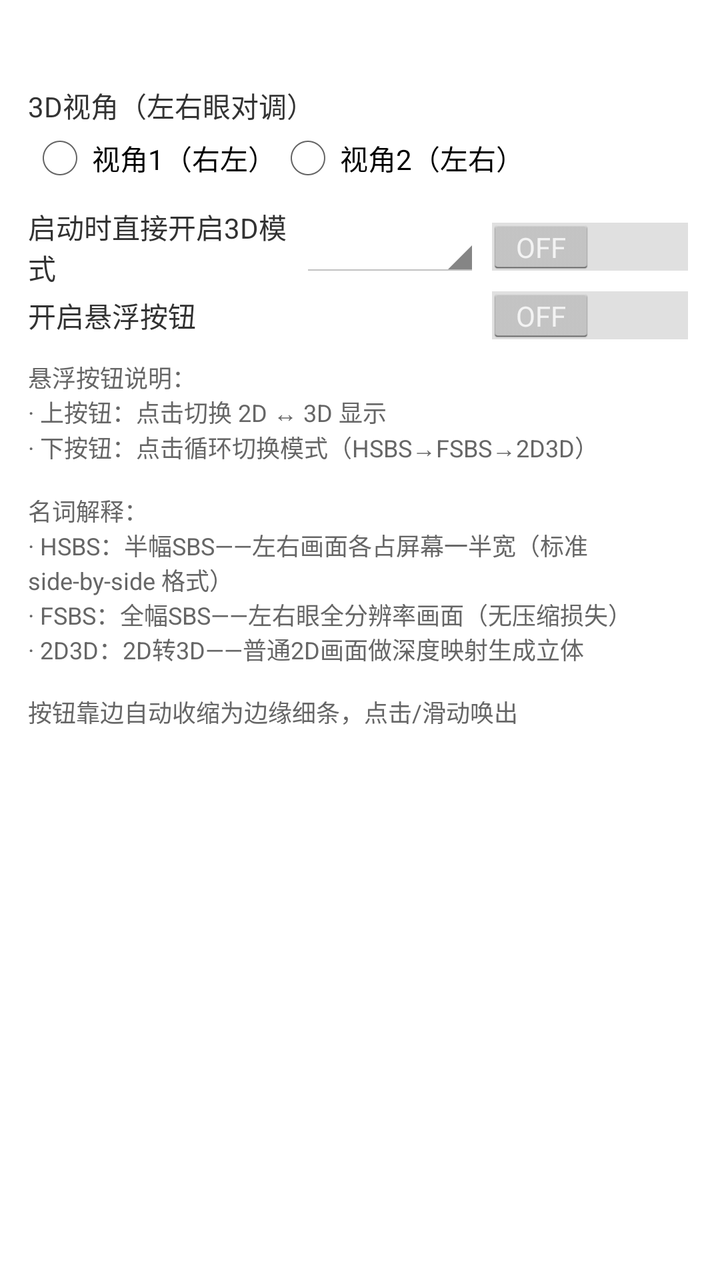
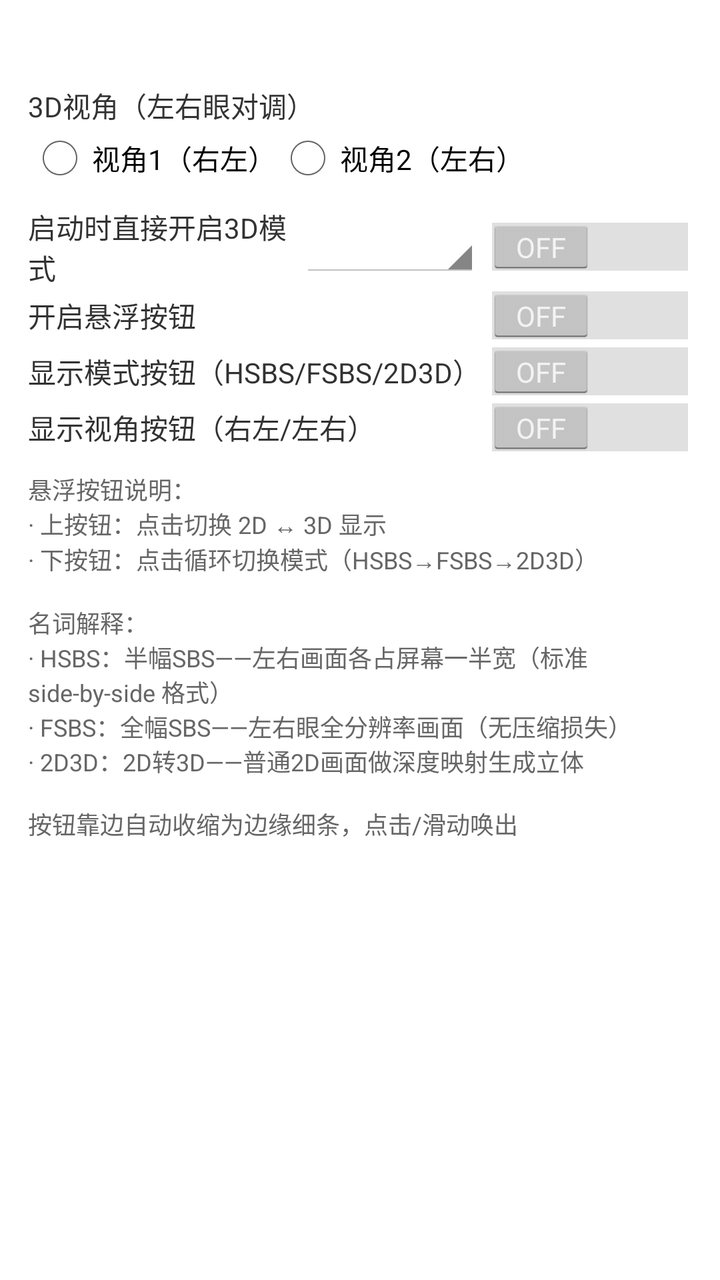

Before-and-after screenshots of an Android layout around one commit, followed by the original layout XML and the change that was made.
<!-- AndroidManifest.xml: application theme android:Theme.Holo.Light -->
<!-- res/layout/dialog_app3d.xml -->
<?xml version="1.0" encoding="utf-8"?>
<ScrollView xmlns:android="http://schemas.android.com/apk/res/android"
    android:layout_width="match_parent"
    android:layout_height="wrap_content">

    <LinearLayout
        android:layout_width="match_parent"
        android:layout_height="wrap_content"
        android:orientation="vertical"
        android:padding="14dp">

        <TextView
            android:id="@+id/tv_app3d_title"
            android:layout_width="match_parent"
            android:layout_height="wrap_content"
            android:textSize="15sp"
            android:textColor="#333333"
            android:paddingBottom="8dp"/>

        
        <TextView
            android:layout_width="wrap_content"
            android:layout_height="wrap_content"
            android:text="3D视角（左右眼对调）"
            android:textSize="14sp"
            android:textColor="#333333"/>
        <RadioGroup
            android:id="@+id/rg_viewpoint"
            android:layout_width="match_parent"
            android:layout_height="wrap_content"
            android:orientation="horizontal"
            android:paddingBottom="8dp">
            <RadioButton
                android:id="@+id/rb_vp1"
                android:layout_width="wrap_content"
                android:layout_height="wrap_content"
                android:text="视角1（右左）"
                android:textSize="14sp"/>
            <RadioButton
                android:id="@+id/rb_vp2"
                android:layout_width="wrap_content"
                android:layout_height="wrap_content"
                android:text="视角2（左右）"
                android:textSize="14sp"/>
        </RadioGroup>

        
        <LinearLayout
            android:layout_width="match_parent"
            android:layout_height="wrap_content"
            android:orientation="horizontal"
            android:gravity="center_vertical">
            <TextView
                android:layout_width="0dp"
                android:layout_height="wrap_content"
                android:layout_weight="1"
                android:text="启动时直接开启3D模式"
                android:textSize="14sp"/>
            <Spinner
                android:id="@+id/sp_auto_mode"
                android:layout_width="90dp"
                android:layout_height="wrap_content"/>
            <Switch
                android:id="@+id/sw_auto3d"
                android:layout_width="wrap_content"
                android:layout_height="wrap_content"
                android:layout_marginLeft="4dp"/>
        </LinearLayout>

        
        <LinearLayout
            android:layout_width="match_parent"
            android:layout_height="wrap_content"
            android:orientation="horizontal"
            android:gravity="center_vertical">
            <TextView
                android:layout_width="0dp"
                android:layout_height="wrap_content"
                android:layout_weight="1"
                android:text="开启悬浮按钮"
                android:textSize="14sp"/>
            <Switch
                android:id="@+id/sw_app_btn"
                android:layout_width="wrap_content"
                android:layout_height="wrap_content"/>
        </LinearLayout>

        
        <TextView
            android:layout_width="match_parent"
            android:layout_height="wrap_content"
            android:textSize="12sp"
            android:textColor="#666666"
            android:paddingTop="8dp"
            android:text="悬浮按钮说明：\n· 上按钮：点击切换 2D ↔ 3D 显示\n· 下按钮：点击循环切换模式（HSBS→FSBS→2D3D）\n\n名词解释：\n· HSBS：半幅SBS——左右画面各占屏幕一半宽（标准 side-by-side 格式）\n· FSBS：全幅SBS——左右眼全分辨率画面（无压缩损失）\n· 2D3D：2D转3D——普通2D画面做深度映射生成立体\n\n按钮靠边自动收缩为边缘细条，点击/滑动唤出"/>
    </LinearLayout>
</ScrollView>
<!-- resources referenced by this layout -->
<resources>

</resources>

<!-- the commit's change to res/layout/dialog_app3d.xml (unified diff, before → after) -->
@@ -86,6 +86,42 @@
         </LinearLayout>
 
         
+        <LinearLayout
+            android:layout_width="match_parent"
+            android:layout_height="wrap_content"
+            android:orientation="horizontal"
+            android:gravity="center_vertical">
+            <TextView
+                android:layout_width="0dp"
+                android:layout_height="wrap_content"
+                android:layout_weight="1"
+                android:text="显示模式按钮（HSBS/FSBS/2D3D）"
+                android:textSize="14sp"/>
+            <Switch
+                android:id="@+id/sw_show_mode"
+                android:layout_width="wrap_content"
+                android:layout_height="wrap_content"/>
+        </LinearLayout>
+
+        
+        <LinearLayout
+            android:layout_width="match_parent"
+            android:layout_height="wrap_content"
+            android:orientation="horizontal"
+            android:gravity="center_vertical">
+            <TextView
+                android:layout_width="0dp"
+                android:layout_height="wrap_content"
+                android:layout_weight="1"
+                android:text="显示视角按钮（右左/左右）"
+                android:textSize="14sp"/>
+            <Switch
+                android:id="@+id/sw_show_vp"
+                android:layout_width="wrap_content"
+                android:layout_height="wrap_content"/>
+        </LinearLayout>
+
+        
         <TextView
             android:layout_width="match_parent"
             android:layout_height="wrap_content"
